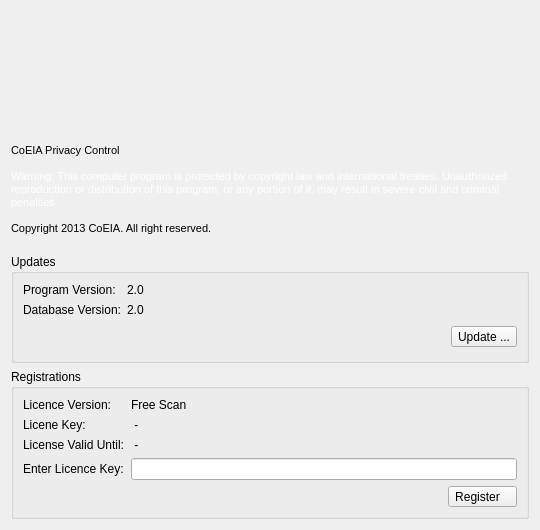
Qt form CPC/aboutwidget.ui (CoEIA/CPC) before a commit.
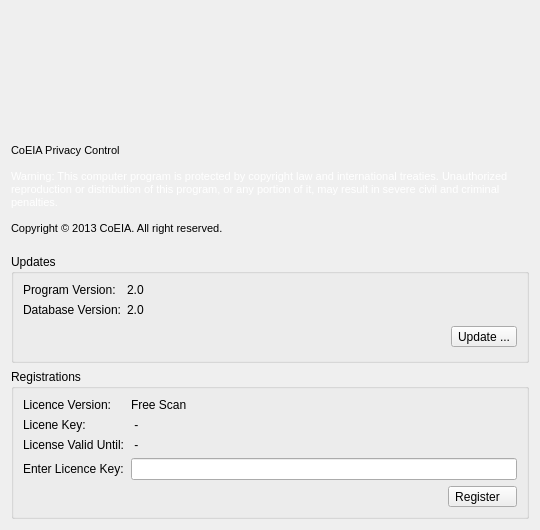
The same form after that commit.

Commit message: about widget change some text Signed-off-by: melmougy <melmougy@ksu.edu.sa>

```diff
--- a/CPC/aboutwidget.ui
+++ b/CPC/aboutwidget.ui
@@ -53,7 +53,10 @@
 &lt;p style=&quot;-qt-paragraph-type:empty; margin-top:0px; margin-bottom:0px; margin-left:0px; margin-right:0px; -qt-block-indent:0; text-indent:0px; font-size:8pt;&quot;&gt;&lt;/p&gt;
 &lt;p style=&quot; margin-top:0px; margin-bottom:0px; margin-left:0px; margin-right:0px; -qt-block-indent:0; text-indent:0px;&quot;&gt;&lt;span style=&quot; font-size:8pt; color:#ffffff;&quot;&gt;Warning: This computer program is protected by copyright law and international treaties. Unauthorized reproduction or distribution of this program, or any portion of it, may result in severe civil and criminal penalties.&lt;/span&gt;&lt;/p&gt;
 &lt;p style=&quot;-qt-paragraph-type:empty; margin-top:0px; margin-bottom:0px; margin-left:0px; margin-right:0px; -qt-block-indent:0; text-indent:0px; font-size:8pt;&quot;&gt;&lt;/p&gt;
-&lt;p style=&quot; margin-top:0px; margin-bottom:0px; margin-left:0px; margin-right:0px; -qt-block-indent:0; text-indent:0px;&quot;&gt;&lt;span style=&quot; font-size:8pt;&quot;&gt;Copyright 2013 CoEIA. All right reserved.&lt;/span&gt;&lt;/p&gt;&lt;/body&gt;&lt;/html&gt;</string>
+&lt;p style=&quot; margin-top:0px; margin-bottom:0px; margin-left:0px; margin-right:0px; -qt-block-indent:0; text-indent:0px;&quot;&gt;&lt;span style=&quot; font-size:8pt;&quot;&gt;Copyright &amp;copy; 2013 CoEIA. All right reserved.&lt;/span&gt;&lt;/p&gt;&lt;/body&gt;&lt;/html&gt;</string>
+     </property>
+     <property name="scaledContents">
+      <bool>true</bool>
      </property>
      <property name="wordWrap">
       <bool>true</bool>
```
The commit also changes 1 other file.
